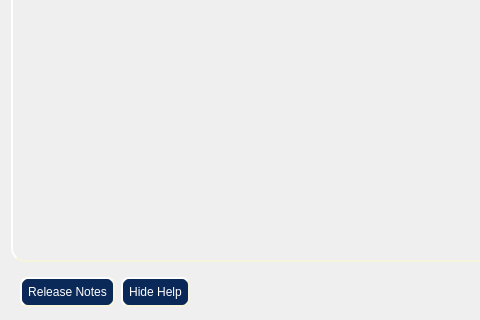
Qt form yali4/gui/Ui/main.ui (dadas45li/yali) before a commit; both pictures show x 0 to 480 and y 297 to 617 of the 884 by 617 pixel window.
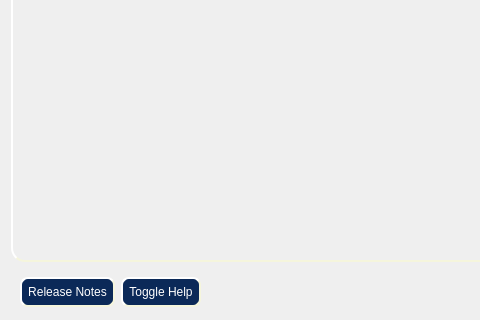
The same form after that commit. Icons and pictures are not drawn.

Patch:
```diff
--- a/yali4/gui/Ui/main.ui
+++ b/yali4/gui/Ui/main.ui
@@ -328,7 +328,7 @@
              <enum>Qt::TabFocus</enum>
             </property>
             <property name="text" >
-             <string>Hide Help</string>
+             <string>Toggle Help</string>
             </property>
            </widget>
           </item>
```
Left out of the diff: 6 changed lines with no effect on the pictures.
